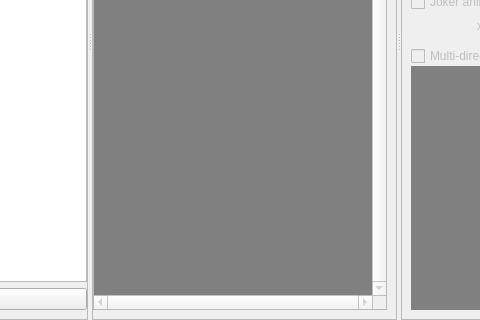
PtiLuky/dummyeditor, file forms/spritesWidget.ui: the form before one commit; both pictures show x 250 to 730 and y 239 to 559 of the 975 by 559 pixel window.
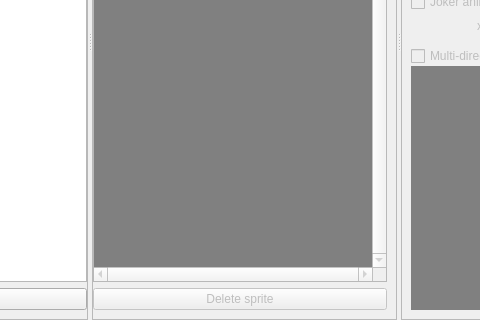
The form after the commit.

Commit message: Make possible to delete a sprite

Patch:
```diff
--- a/forms/spritesWidget.ui
+++ b/forms/spritesWidget.ui
@@ -167,8 +167,8 @@
               <rect>
                <x>0</x>
                <y>0</y>
-               <width>292</width>
-               <height>466</height>
+               <width>282</width>
+               <height>437</height>
               </rect>
              </property>
              <property name="styleSheet">
@@ -206,6 +206,13 @@
          </layout>
         </widget>
        </item>
+       <item>
+        <widget class="QPushButton" name="btn_delete">
+         <property name="text">
+          <string>Delete sprite</string>
+         </property>
+        </widget>
+       </item>
       </layout>
      </widget>
      <widget class="QFrame" name="panel_preview">
```
The commit also changes 3 other files.
